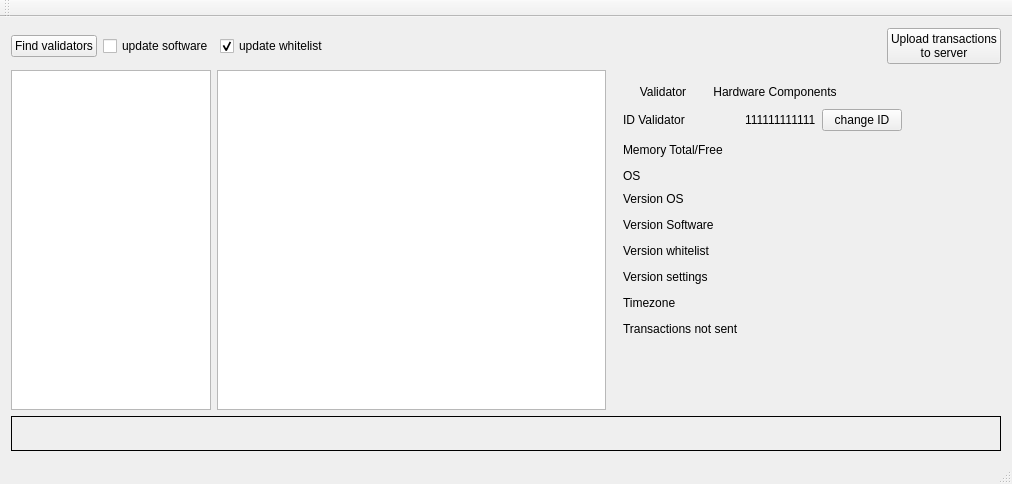
This is updater/updater.ui in sergeysy/updater as Qt 5 draws it before an edit. The edited form follows.
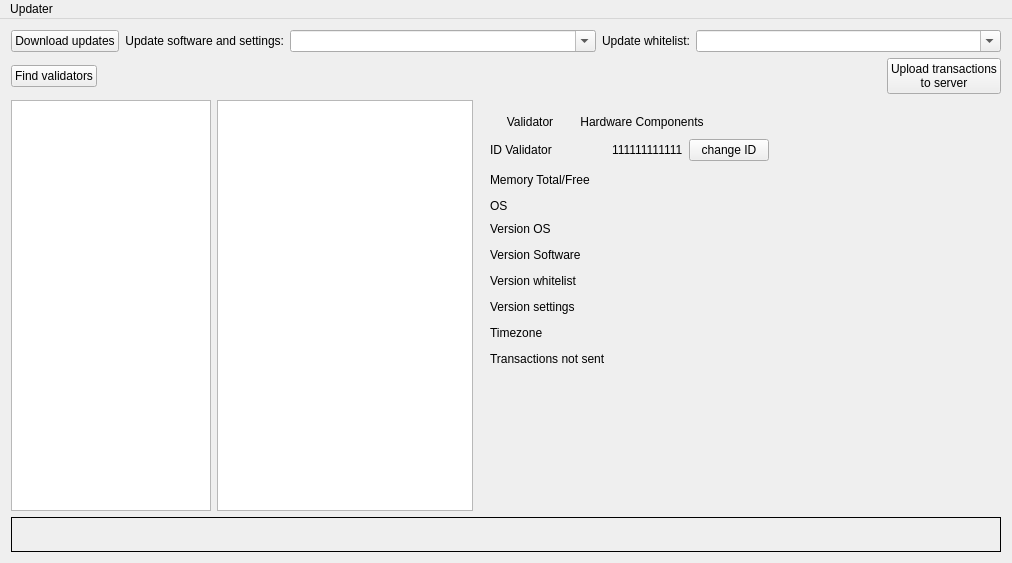
This is the edited form.

Commit message: add russian translate. synchronise updates software, whitelist. gui. show update processes. add ziplib, add screener project.

```diff
--- a/updater/updater.ui
+++ b/updater/updater.ui
@@ -7,15 +7,84 @@
     <x>0</x>
     <y>0</y>
     <width>1012</width>
-    <height>484</height>
+    <height>563</height>
    </rect>
   </property>
   <property name="windowTitle">
    <string>updater</string>
   </property>
   <widget class="QWidget" name="centralWidget">
+   <layout class="QGridLayout" name="gridLayout_13">
+    <item row="0" column="0">
    <layout class="QGridLayout" name="gridLayout_11">
-    <item row="0" column="0" colspan="3">
+      <item row="0" column="0">
+       <widget class="QPushButton" name="pbDownloadUpdates">
+        <property name="text">
+         <string>Download updates</string>
+        </property>
+       </widget>
+      </item>
+      <item row="0" column="2">
+       <widget class="QComboBox" name="comboBoxUpdateSoftware">
+        <property name="sizePolicy">
+         <sizepolicy hsizetype="MinimumExpanding" vsizetype="Fixed">
+          <horstretch>0</horstretch>
+          <verstretch>0</verstretch>
+         </sizepolicy>
+        </property>
+        <property name="editable">
+         <bool>true</bool>
+        </property>
+       </widget>
+      </item>
+      <item row="0" column="3">
+       <widget class="QLabel" name="label_2">
+        <property name="sizePolicy">
+         <sizepolicy hsizetype="Fixed" vsizetype="Preferred">
+          <horstretch>0</horstretch>
+          <verstretch>0</verstretch>
+         </sizepolicy>
+        </property>
+        <property name="text">
+         <string>Update whitelist:</string>
+        </property>
+        <property name="alignment">
+         <set>Qt::AlignRight|Qt::AlignTrailing|Qt::AlignVCenter</set>
+        </property>
+       </widget>
+      </item>
+      <item row="0" column="1">
+       <widget class="QLabel" name="label">
+        <property name="sizePolicy">
+         <sizepolicy hsizetype="Fixed" vsizetype="Preferred">
+          <horstretch>0</horstretch>
+          <verstretch>0</verstretch>
+         </sizepolicy>
+        </property>
+        <property name="text">
+         <string>Update software and settings:</string>
+        </property>
+        <property name="alignment">
+         <set>Qt::AlignRight|Qt::AlignTrailing|Qt::AlignVCenter</set>
+        </property>
+       </widget>
+      </item>
+      <item row="0" column="4">
+       <widget class="QComboBox" name="comboBoxUpdateWhitelist">
+        <property name="sizePolicy">
+         <sizepolicy hsizetype="MinimumExpanding" vsizetype="Fixed">
+          <horstretch>0</horstretch>
+          <verstretch>0</verstretch>
+         </sizepolicy>
+        </property>
+        <property name="editable">
+         <bool>true</bool>
+        </property>
+       </widget>
+      </item>
+     </layout>
+    </item>
+    <item row="1" column="0">
      <layout class="QHBoxLayout" name="horizontalLayout">
       <property name="sizeConstraint">
        <enum>QLayout::SetMinimumSize</enum>
@@ -27,31 +96,14 @@
         </property>
        </widget>
       </item>
-      <item>
-       <widget class="QCheckBox" name="cbUploadSoftware">
-        <property name="text">
-         <string>update software</string>
-        </property>
-       </widget>
-      </item>
-      <item>
-       <widget class="QCheckBox" name="cbUploadWhitelist">
-        <property name="enabled">
-         <bool>true</bool>
-        </property>
-        <property name="text">
-         <string>update whitelist</string>
-        </property>
-        <property name="checked">
-         <bool>true</bool>
-        </property>
-       </widget>
-      </item>
       <item>
        <spacer name="horizontalSpacer">
         <property name="orientation">
          <enum>Qt::Horizontal</enum>
         </property>
+        <property name="sizeType">
+         <enum>QSizePolicy::MinimumExpanding</enum>
+        </property>
         <property name="sizeHint" stdset="0">
          <size>
           <width>40</width>
@@ -70,7 +122,9 @@
       </item>
      </layout>
     </item>
-    <item row="1" column="0">
+    <item row="2" column="0">
+     <layout class="QGridLayout" name="gridLayout_12">
+      <item row="0" column="0">
      <widget class="QListView" name="listView">
       <property name="sizePolicy">
        <sizepolicy hsizetype="Fixed" vsizetype="Expanding">
@@ -92,11 +146,19 @@
       </property>
      </widget>
     </item>
-    <item row="1" column="1">
+      <item row="0" column="1">
      <widget class="QListView" name="lvStatusValidator"/>
     </item>
-    <item row="1" column="2">
+      <item row="0" column="2">
+       <layout class="QFormLayout" name="formLayout">
+        <item row="0" column="0">
      <widget class="QWidget" name="infoValidatorWidget" native="true">
+          <property name="sizePolicy">
+           <sizepolicy hsizetype="Fixed" vsizetype="Fixed">
+            <horstretch>0</horstretch>
+            <verstretch>0</verstretch>
+           </sizepolicy>
+          </property>
       <layout class="QGridLayout" name="gridLayout_10">
        <item row="0" column="0" colspan="2">
         <layout class="QHBoxLayout" name="horizontalLayout_2">
@@ -465,8 +527,44 @@
       </layout>
      </widget>
     </item>
-    <item row="2" column="0" colspan="3">
+        <item row="1" column="0">
+         <spacer name="verticalSpacer_2">
+          <property name="orientation">
+           <enum>Qt::Vertical</enum>
+          </property>
+          <property name="sizeHint" stdset="0">
+           <size>
+            <width>20</width>
+            <height>13</height>
+           </size>
+          </property>
+         </spacer>
+        </item>
+       </layout>
+      </item>
+      <item row="0" column="3">
+       <spacer name="horizontalSpacer_13">
+        <property name="orientation">
+         <enum>Qt::Horizontal</enum>
+        </property>
+        <property name="sizeHint" stdset="0">
+         <size>
+          <width>1</width>
+          <height>20</height>
+         </size>
+        </property>
+       </spacer>
+      </item>
+     </layout>
+    </item>
+    <item row="3" column="0">
      <widget class="QLabel" name="labelStatusDetect">
+      <property name="sizePolicy">
+       <sizepolicy hsizetype="Preferred" vsizetype="Fixed">
+        <horstretch>0</horstretch>
+        <verstretch>0</verstretch>
+       </sizepolicy>
+      </property>
       <property name="font">
        <font>
         <pointsize>22</pointsize>
@@ -494,16 +592,22 @@
      <height>25</height>
     </rect>
    </property>
-  </widget>
-  <widget class="QToolBar" name="mainToolBar">
-   <attribute name="toolBarArea">
-    <enum>TopToolBarArea</enum>
-   </attribute>
-   <attribute name="toolBarBreak">
+   <property name="nativeMenuBar">
     <bool>false</bool>
-   </attribute>
-  </widget>
-  <widget class="QStatusBar" name="statusBar"/>
+   </property>
+   <widget class="QMenu" name="menuUpdater">
+    <property name="title">
+     <string>Updater</string>
+    </property>
+    <addaction name="actionDownload_updates"/>
+   </widget>
+   <addaction name="menuUpdater"/>
+  </widget>
+  <action name="actionDownload_updates">
+   <property name="text">
+    <string>Download updates</string>
+   </property>
+  </action>
  </widget>
  <layoutdefault spacing="6" margin="11"/>
  <resources/>
```
Lines whose indentation alone changed are shown as unchanged. The commit also changes 257 other files.
